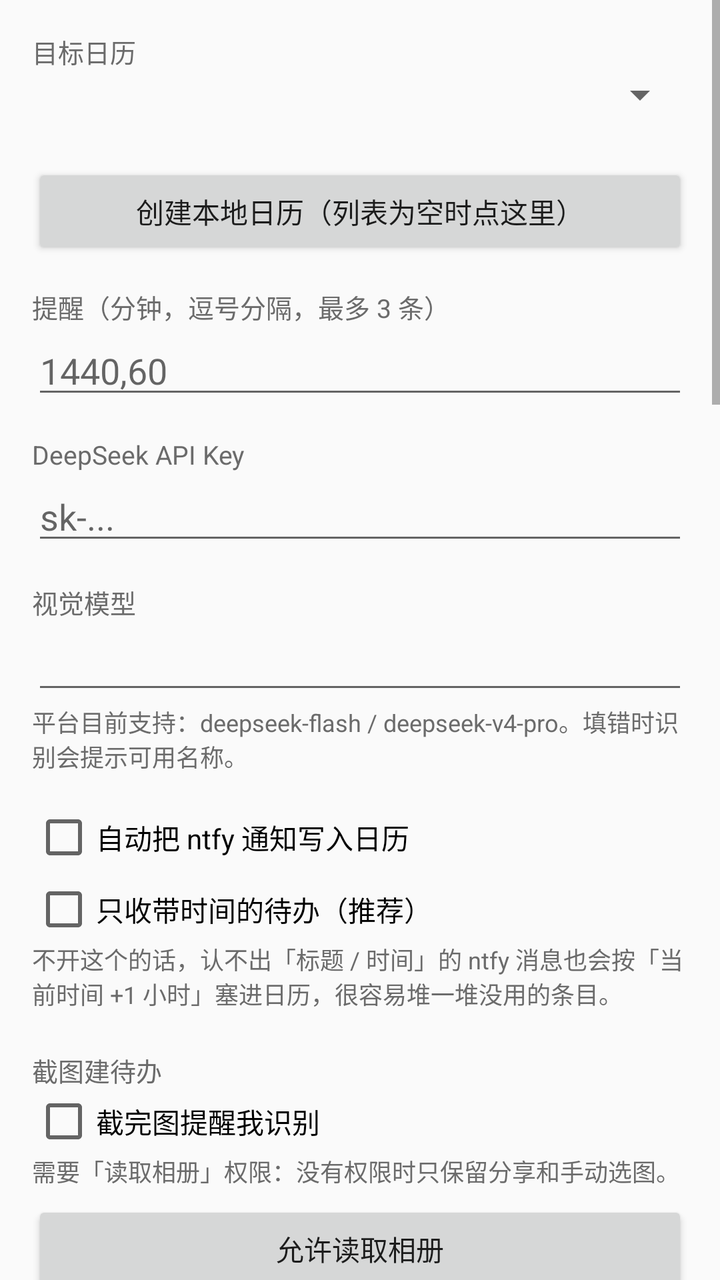
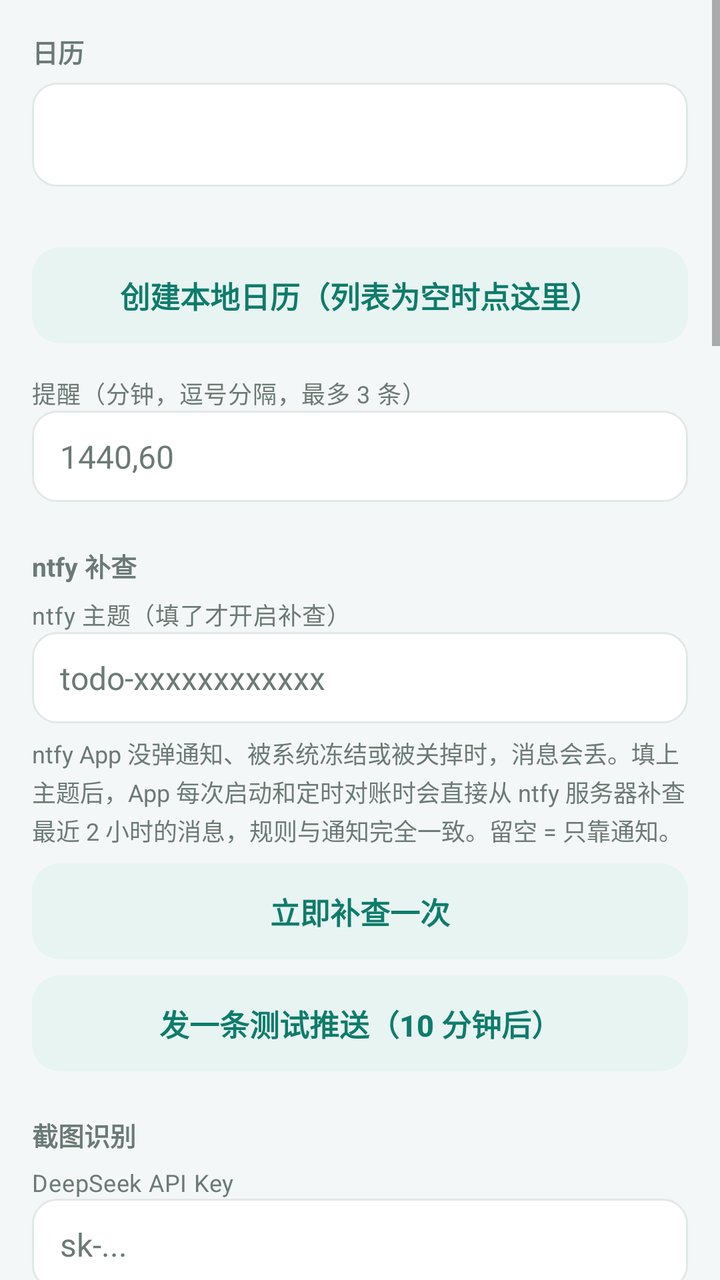

Before-and-after screenshots of an Android layout around one commit, followed by the original layout XML and the change that was made.
<!-- AndroidManifest.xml: application theme Theme.NtfyCalendar -->
<!-- res/layout/activity_settings.xml -->
<?xml version="1.0" encoding="utf-8"?>
<ScrollView xmlns:android="http://schemas.android.com/apk/res/android"
    android:layout_width="match_parent"
    android:layout_height="match_parent">

    <LinearLayout
        android:layout_width="match_parent"
        android:layout_height="wrap_content"
        android:orientation="vertical"
        android:padding="16dp">

        <TextView
            style="@style/FormLabel"
            android:layout_marginTop="0dp"
            android:text="@string/label_calendar" />

        <Spinner
            android:id="@+id/spCalendar"
            android:layout_width="match_parent"
            android:layout_height="wrap_content" />

        <TextView
            android:id="@+id/tvCalendarHint"
            android:layout_width="match_parent"
            android:layout_height="wrap_content"
            android:textSize="12sp"
            android:textColor="@color/text_secondary" />

        <Button
            android:id="@+id/btnCreateCalendar"
            android:layout_width="match_parent"
            android:layout_height="wrap_content"
            android:layout_marginTop="6dp"
            android:text="@string/btn_create_calendar" />

        <TextView
            style="@style/FormLabel"
            android:text="@string/label_remind" />

        <EditText
            android:id="@+id/etRemind"
            style="@style/FormInput"
            android:hint="1440,60"
            android:inputType="text" />

        <TextView
            style="@style/FormLabel"
            android:text="@string/label_api_key" />

        <EditText
            android:id="@+id/etApiKey"
            style="@style/FormInput"
            android:hint="sk-..."
            android:inputType="textPassword" />

        <TextView
            style="@style/FormLabel"
            android:text="@string/label_model" />

        <EditText
            android:id="@+id/etModel"
            style="@style/FormInput"
            android:inputType="text" />

        <TextView
            android:id="@+id/tvModelHint"
            android:layout_width="match_parent"
            android:layout_height="wrap_content"
            android:textSize="12sp"
            android:textColor="@color/text_secondary"
            android:text="@string/model_hint" />

        <CheckBox
            android:id="@+id/cbAutoImport"
            android:layout_width="match_parent"
            android:layout_height="wrap_content"
            android:layout_marginTop="16dp"
            android:text="@string/label_auto_import" />

        <CheckBox
            android:id="@+id/cbStrictParse"
            android:layout_width="match_parent"
            android:layout_height="wrap_content"
            android:layout_marginTop="4dp"
            android:text="@string/label_strict_parse" />

        <TextView
            android:id="@+id/tvStrictHint"
            android:layout_width="match_parent"
            android:layout_height="wrap_content"
            android:textSize="12sp"
            android:textColor="@color/text_secondary"
            android:text="@string/hint_strict_parse" />

        <TextView
            style="@style/FormLabel"
            android:layout_marginTop="20dp"
            android:text="@string/btn_shot_big" />

        <CheckBox
            android:id="@+id/cbShotWatch"
            android:layout_width="match_parent"
            android:layout_height="wrap_content"
            android:text="@string/shot_watch_label" />

        <TextView
            android:id="@+id/tvShotWatchHint"
            android:layout_width="match_parent"
            android:layout_height="wrap_content"
            android:textSize="12sp"
            android:textColor="@color/text_secondary"
            android:text="@string/shot_watch_hint" />

        <Button
            android:id="@+id/btnMediaPerm"
            android:layout_width="match_parent"
            android:layout_height="wrap_content"
            android:layout_marginTop="6dp"
            android:text="@string/btn_grant_media" />

        <TextView
            style="@style/FormLabel"
            android:layout_marginTop="20dp"
            android:text="@string/title_reconcile" />

        <CheckBox
            android:id="@+id/cbReconcile"
            android:layout_width="match_parent"
            android:layout_height="wrap_content"
            android:text="@string/label_reconcile_enabled" />

        <TextView
            style="@style/FormLabel"
            android:text="@string/label_reconcile_interval" />

        <Spinner
            android:id="@+id/spReconcileInterval"
            android:layout_width="match_parent"
            android:layout_height="wrap_content" />

        <CheckBox
            android:id="@+id/cbReconcileNotify"
            android:layout_width="match_parent"
            android:layout_height="wrap_content"
            android:text="@string/label_reconcile_notify" />

        <Button
            android:id="@+id/btnReconcileNow"
            android:layout_width="match_parent"
            android:layout_height="wrap_content"
            android:layout_marginTop="6dp"
            android:text="@string/btn_reconcile_now" />

        <TextView
            style="@style/FormLabel"
            android:layout_marginTop="20dp"
            android:text="@string/label_ntfy_topic" />

        <EditText
            android:id="@+id/etNtfyTopic"
            style="@style/FormInput"
            android:hint="todo-xxxxxxxxxxxx"
            android:inputType="text" />

        <TextView
            android:id="@+id/tvNtfyHint"
            android:layout_width="match_parent"
            android:layout_height="wrap_content"
            android:textSize="12sp"
            android:textColor="@color/text_secondary"
            android:text="@string/hint_ntfy_topic" />

        <Button
            android:id="@+id/btnCatchUpNow"
            android:layout_width="match_parent"
            android:layout_height="wrap_content"
            android:layout_marginTop="6dp"
            android:text="@string/btn_catch_up_now" />

        <Button
            android:id="@+id/btnSendTest"
            android:layout_width="match_parent"
            android:layout_height="wrap_content"
            android:text="@string/btn_send_test" />

        <Button
            android:id="@+id/btnExportIcs"
            android:layout_width="match_parent"
            android:layout_height="wrap_content"
            android:layout_marginTop="12dp"
            android:text="@string/btn_export_ics" />

        <Button
            android:id="@+id/btnBackupLedger"
            android:layout_width="match_parent"
            android:layout_height="wrap_content"
            android:text="@string/btn_backup_ledger" />

        <Button
            android:id="@+id/btnCrashLog"
            android:layout_width="match_parent"
            android:layout_height="wrap_content"
            android:layout_marginTop="12dp"
            android:text="@string/btn_crash_log" />

        <TextView
            style="@style/FormLabel"
            android:layout_marginTop="20dp"
            android:text="@string/label_ignored" />

        <TextView
            android:id="@+id/tvIgnored"
            android:layout_width="match_parent"
            android:layout_height="wrap_content"
            android:textSize="12sp"
            android:textColor="@color/text_secondary"
            android:text="@string/hint_ignored_empty" />

        <Button
            android:id="@+id/btnClearIgnored"
            android:layout_width="match_parent"
            android:layout_height="wrap_content"
            android:layout_marginTop="6dp"
            android:text="@string/btn_clear_ignored" />

        <Button
            android:id="@+id/btnSaveSettings"
            android:layout_width="match_parent"
            android:layout_height="wrap_content"
            android:layout_marginTop="18dp"
            android:text="@string/btn_save_settings" />

        <TextView
            style="@style/FormLabel"
            android:layout_marginTop="24dp"
            android:text="@string/title_permission" />

        <Button
            android:id="@+id/btnNotifAccess"
            android:layout_width="match_parent"
            android:layout_height="wrap_content"
            android:layout_marginTop="8dp"
            android:text="@string/perm_notification" />

        <TextView
            style="@style/FormLabel"
            android:text="@string/a11y_title" />

        <TextView
            android:id="@+id/tvA11yHint"
            android:layout_width="match_parent"
            android:layout_height="wrap_content"
            android:textSize="12sp"
            android:textColor="@color/text_secondary"
            android:text="@string/a11y_hint" />

        <Button
            android:id="@+id/btnOpenA11y"
            android:layout_width="match_parent"
            android:layout_height="wrap_content"
            android:text="@string/btn_open_a11y" />

        <Button
            android:id="@+id/btnSidebarGuide"
            android:layout_width="match_parent"
            android:layout_height="wrap_content"
            android:text="@string/btn_sidebar_guide" />

        <Button
            android:id="@+id/btnTileGuide"
            android:layout_width="match_parent"
            android:layout_height="wrap_content"
            android:text="@string/btn_tile_guide" />

        <Button
            android:id="@+id/btnCalendarPerm"
            android:layout_width="match_parent"
            android:layout_height="wrap_content"
            android:text="@string/perm_calendar" />

        <Button
            android:id="@+id/btnAutostart"
            android:layout_width="match_parent"
            android:layout_height="wrap_content"
            android:text="@string/perm_autostart" />

        <Button
            android:id="@+id/btnBattery"
            android:layout_width="match_parent"
            android:layout_height="wrap_content"
            android:text="@string/perm_battery" />

        <Button
            android:id="@+id/btnAppDetail"
            android:layout_width="match_parent"
            android:layout_height="wrap_content"
            android:text="@string/perm_app_detail" />

        <TextView
            android:id="@+id/tvVersion"
            android:layout_width="match_parent"
            android:layout_height="wrap_content"
            android:layout_marginTop="20dp"
            android:layout_marginBottom="8dp"
            android:textSize="12sp"
            android:textColor="@color/text_secondary"
            android:gravity="center" />
    </LinearLayout>
</ScrollView>
<!-- resources referenced by this layout -->
<resources>
  <color name="text_secondary">#FF6B6B6B</color>
  <string name="btn_shot_big">截图建待办</string>
  <string name="label_calendar">目标日历</string>
  <style name="FormInput">
          <item name="android:layout_width">match_parent</item>
          <item name="android:layout_height">wrap_content</item>
      </style>
  <style name="FormLabel">
          <item name="android:layout_width">match_parent</item>
          <item name="android:layout_height">wrap_content</item>
          <item name="android:layout_marginTop">14dp</item>
          <item name="android:textSize">13sp</item>
          <item name="android:textColor">@color/text_secondary</item>
      </style>
  <style name="Theme.NtfyCalendar" parent="Theme.AppCompat.DayNight.DarkActionBar">
          <item name="colorPrimary">@color/primary</item>
          <item name="colorPrimaryDark">@color/primary_dark</item>
          <item name="colorAccent">@color/accent</item>
          <item name="android:windowBackground">?android:attr/colorBackground</item>
      </style>
  <color name="primary">#FF156B5A</color>
  <color name="primary_dark">#FF0E4B3F</color>
  <color name="accent">#FFEF8F32</color>
  <!-- unchanged entries left out for length: 38 -->
</resources>

<!-- the commit's change to res/layout/activity_settings.xml (unified diff, before → after) -->
@@ -1,38 +1,44 @@
 <?xml version="1.0" encoding="utf-8"?>
 <ScrollView xmlns:android="http://schemas.android.com/apk/res/android"
     android:layout_width="match_parent"
-    android:layout_height="match_parent">
+    android:layout_height="match_parent"
+    android:background="@color/window_bg">
 
     <LinearLayout
         android:layout_width="match_parent"
         android:layout_height="wrap_content"
         android:orientation="vertical"
-        android:padding="16dp">
-
-        <TextView
-            style="@style/FormLabel"
-            android:layout_marginTop="0dp"
-            android:text="@string/label_calendar" />
+        android:paddingLeft="16dp"
+        android:paddingRight="16dp"
+        android:paddingTop="8dp"
+        android:paddingBottom="28dp">
+
+        
+        <TextView
+            style="@style/SectionLabel"
+            android:layout_marginTop="8dp"
+            android:text="日历" />
 
         <Spinner
             android:id="@+id/spCalendar"
             android:layout_width="match_parent"
-            android:layout_height="wrap_content" />
+            android:layout_height="52dp"
+            android:background="@drawable/bg_input"
+            android:paddingLeft="10dp"
+            android:paddingRight="10dp" />
 
         <TextView
             android:id="@+id/tvCalendarHint"
-            android:layout_width="match_parent"
-            android:layout_height="wrap_content"
-            android:textSize="12sp"
-            android:textColor="@color/text_secondary" />
+            style="@style/HintText"
+            android:layout_marginTop="6dp" />
 
         <Button
             android:id="@+id/btnCreateCalendar"
-            android:layout_width="match_parent"
-            android:layout_height="wrap_content"
-            android:layout_marginTop="6dp"
+            style="@style/BtnTonal"
+            android:layout_marginTop="8dp"
             android:text="@string/btn_create_calendar" />
 
+        
         <TextView
             style="@style/FormLabel"
             android:text="@string/label_remind" />
@@ -43,8 +49,48 @@
             android:hint="1440,60"
             android:inputType="text" />
 
-        <TextView
-            style="@style/FormLabel"
+        
+        <TextView
+            style="@style/SectionLabel"
+            android:text="ntfy 补查" />
+
+        <TextView
+            style="@style/FormLabel"
+            android:layout_marginTop="0dp"
+            android:text="@string/label_ntfy_topic" />
+
+        <EditText
+            android:id="@+id/etNtfyTopic"
+            style="@style/FormInput"
+            android:hint="todo-xxxxxxxxxxxx"
+            android:inputType="text" />
+
+        <TextView
+            android:id="@+id/tvNtfyHint"
+            style="@style/HintText"
+            android:layout_marginTop="6dp"
+            android:text="@string/hint_ntfy_topic" />
+
+        <Button
+            android:id="@+id/btnCatchUpNow"
+            style="@style/BtnTonal"
+            android:layout_marginTop="8dp"
+            android:text="@string/btn_catch_up_now" />
+
+        <Button
+            android:id="@+id/btnSendTest"
+            style="@style/BtnTonal"
+            android:layout_marginTop="8dp"
+            android:text="@string/btn_send_test" />
+
+        
+        <TextView
+            style="@style/SectionLabel"
+            android:text="截图识别" />
+
+        <TextView
+            style="@style/FormLabel"
+            android:layout_marginTop="0dp"
             android:text="@string/label_api_key" />
 
         <EditText
@@ -64,63 +110,53 @@
 
         <TextView
             android:id="@+id/tvModelHint"
-            android:layout_width="match_parent"
-            android:layout_height="wrap_content"
-            android:textSize="12sp"
-            android:textColor="@color/text_secondary"
+            style="@style/HintText"
+            android:layout_marginTop="6dp"
             android:text="@string/model_hint" />
 
         <CheckBox
+            android:id="@+id/cbShotWatch"
+            android:layout_width="match_parent"
+            android:layout_height="wrap_content"
+            android:layout_marginTop="12dp"
+            android:text="@string/shot_watch_label" />
+
+        <TextView
+            android:id="@+id/tvShotWatchHint"
+            style="@style/HintText"
+            android:text="@string/shot_watch_hint" />
+
+        <Button
+            android:id="@+id/btnMediaPerm"
+            style="@style/BtnTonal"
+            android:layout_marginTop="8dp"
+            android:text="@string/btn_grant_media" />
+
+        
+        <TextView
+            style="@style/SectionLabel"
+            android:text="推送行为" />
+
+        <CheckBox
             android:id="@+id/cbAutoImport"
             android:layout_width="match_parent"
             android:layout_height="wrap_content"
-            android:layout_marginTop="16dp"
             android:text="@string/label_auto_import" />
 
         <CheckBox
             android:id="@+id/cbStrictParse"
             android:layout_width="match_parent"
             android:layout_height="wrap_content"
-            android:layout_marginTop="4dp"
             android:text="@string/label_strict_parse" />
 
         <TextView
             android:id="@+id/tvStrictHint"
-            android:layout_width="match_parent"
-            android:layout_height="wrap_content"
-            android:textSize="12sp"
-            android:textColor="@color/text_secondary"
+            style="@style/HintText"
             android:text="@string/hint_strict_parse" />
 
-        <TextView
-            style="@style/FormLabel"
-            android:layout_marginTop="20dp"
-            android:text="@string/btn_shot_big" />
-
-        <CheckBox
-            android:id="@+id/cbShotWatch"
-            android:layout_width="match_parent"
-            android:layout_height="wrap_content"
-            android:text="@string/shot_watch_label" />
-
-        <TextView
-            android:id="@+id/tvShotWatchHint"
-            android:layout_width="match_parent"
-            android:layout_height="wrap_content"
-            android:textSize="12sp"
-            android:textColor="@color/text_secondary"
-            android:text="@string/shot_watch_hint" />
-
-        <Button
-            android:id="@+id/btnMediaPerm"
-            android:layout_width="match_parent"
-            android:layout_height="wrap_content"
-            android:layout_marginTop="6dp"
-            android:text="@string/btn_grant_media" />
-
-        <TextView
-            style="@style/FormLabel"
-            android:layout_marginTop="20dp"
+        
+        <TextView
+            style="@style/SectionLabel"
             android:text="@string/title_reconcile" />
 
         <CheckBox
@@ -136,7 +172,10 @@
         <Spinner
             android:id="@+id/spReconcileInterval"
             android:layout_width="match_parent"
-            android:layout_height="wrap_content" />
+            android:layout_height="52dp"
+            android:background="@drawable/bg_input"
+            android:paddingLeft="10dp"
+            android:paddingRight="10dp" />
 
         <CheckBox
             android:id="@+id/cbReconcileNotify"
@@ -146,164 +185,126 @@
 
         <Button
             android:id="@+id/btnReconcileNow"
-            android:layout_width="match_parent"
-            android:layout_height="wrap_content"
-            android:layout_marginTop="6dp"
+            style="@style/BtnTonal"
+            android:layout_marginTop="8dp"
             android:text="@string/btn_reconcile_now" />
 
-        <TextView
-            style="@style/FormLabel"
-            android:layout_marginTop="20dp"
-            android:text="@string/label_ntfy_topic" />
-
-        <EditText
-            android:id="@+id/etNtfyTopic"
-            style="@style/FormInput"
-            android:hint="todo-xxxxxxxxxxxx"
-            android:inputType="text" />
-
-        <TextView
-            android:id="@+id/tvNtfyHint"
-            android:layout_width="match_parent"
-            android:layout_height="wrap_content"
-            android:textSize="12sp"
+        
+        <TextView
+            style="@style/SectionLabel"
+            android:text="备份" />
+
+        <Button
+            android:id="@+id/btnExportIcs"
+            style="@style/BtnTonal"
+            android:text="@string/btn_export_ics" />
+
+        <Button
+            android:id="@+id/btnBackupLedger"
+            style="@style/BtnTonal"
+            android:layout_marginTop="8dp"
+            android:text="@string/btn_backup_ledger" />
+
+        
+        <TextView
+            style="@style/SectionLabel"
+            android:text="@string/label_ignored" />
+
+        <TextView
+            android:id="@+id/tvIgnored"
+            style="@style/HintText"
+            android:background="@drawable/bg_input"
+            android:padding="12dp"
+            android:text="@string/hint_ignored_empty" />
+
+        <Button
+            android:id="@+id/btnClearIgnored"
+            style="@style/BtnTonal"
+            android:layout_marginTop="8dp"
+            android:text="@string/btn_clear_ignored" />
+
+        <Button
+            android:id="@+id/btnCrashLog"
+            style="@style/BtnTonal"
+            android:layout_marginTop="8dp"
+            android:text="@string/btn_crash_log" />
+
+        
+        <Button
+            android:id="@+id/btnSaveSettings"
+            style="@style/BtnPrimary"
+            android:layout_marginTop="26dp"
+            android:text="@string/btn_save_settings" />
+
+        
+        <TextView
+            style="@style/SectionLabel"
+            android:text="@string/title_permission" />
+
+        <Button
+            android:id="@+id/btnNotifAccess"
+            style="@style/BtnTonal"
+            android:text="@string/perm_notification" />
+
+        <TextView
+            style="@style/FormLabel"
+            android:text="@string/a11y_title" />
+
+        <TextView
+            android:id="@+id/tvA11yHint"
+            style="@style/HintText"
+            android:text="@string/a11y_hint" />
+
+        <Button
+            android:id="@+id/btnOpenA11y"
+            style="@style/BtnTonal"
+            android:layout_marginTop="8dp"
+            android:text="@string/btn_open_a11y" />
+
+        <Button
+            android:id="@+id/btnSidebarGuide"
+            style="@style/BtnTonal"
+            android:layout_marginTop="8dp"
+            android:text="@string/btn_sidebar_guide" />
+
+        <Button
+            android:id="@+id/btnTileGuide"
+            style="@style/BtnTonal"
+            android:layout_marginTop="8dp"
+            android:text="@string/btn_tile_guide" />
+
+        <Button
+            android:id="@+id/btnCalendarPerm"
+            style="@style/BtnTonal"
+            android:layout_marginTop="8dp"
+            android:text="@string/perm_calendar" />
+
+        <Button
+            android:id="@+id/btnAutostart"
+            style="@style/BtnTonal"
+            android:layout_marginTop="8dp"
+            android:text="@string/perm_autostart" />
+
+        <Button
+            android:id="@+id/btnBattery"
+            style="@style/BtnTonal"
+            android:layout_marginTop="8dp"
+            android:text="@string/perm_battery" />
+
+        <Button
+            android:id="@+id/btnAppDetail"
+            style="@style/BtnTonal"
+            android:layout_marginTop="8dp"
+            android:text="@string/perm_app_detail" />
+
+        <TextView
+            android:id="@+id/tvVersion"
+            android:layout_width="match_parent"
+            android:layout_height="wrap_content"
+            android:layout_marginTop="24dp"
+            android:layout_marginBottom="8dp"
+            android:gravity="center"
             android:textColor="@color/text_secondary"
-            android:text="@string/hint_ntfy_topic" />
-
-        <Button
-            android:id="@+id/btnCatchUpNow"
-            android:layout_width="match_parent"
-            android:layout_height="wrap_content"
-            android:layout_marginTop="6dp"
-            android:text="@string/btn_catch_up_now" />
-
-        <Button
-            android:id="@+id/btnSendTest"
-            android:layout_width="match_parent"
-            android:layout_height="wrap_content"
-            android:text="@string/btn_send_test" />
-
-        <Button
-            android:id="@+id/btnExportIcs"
-            android:layout_width="match_parent"
-            android:layout_height="wrap_content"
-            android:layout_marginTop="12dp"
-            android:text="@string/btn_export_ics" />
-
-        <Button
-            android:id="@+id/btnBackupLedger"
-            android:layout_width="match_parent"
-            android:layout_height="wrap_content"
-            android:text="@string/btn_backup_ledger" />
-
-        <Button
-            android:id="@+id/btnCrashLog"
-            android:layout_width="match_parent"
-            android:layout_height="wrap_content"
-            android:layout_marginTop="12dp"
-            android:text="@string/btn_crash_log" />
-
-        <TextView
-            style="@style/FormLabel"
-            android:layout_marginTop="20dp"
-            android:text="@string/label_ignored" />
-
-        <TextView
-            android:id="@+id/tvIgnored"
-            android:layout_width="match_parent"
-            android:layout_height="wrap_content"
-            android:textSize="12sp"
-            android:textColor="@color/text_secondary"
-            android:text="@string/hint_ignored_empty" />
-
-        <Button
-            android:id="@+id/btnClearIgnored"
-            android:layout_width="match_parent"
-            android:layout_height="wrap_content"
-            android:layout_marginTop="6dp"
-            android:text="@string/btn_clear_ignored" />
-
-        <Button
-            android:id="@+id/btnSaveSettings"
-            android:layout_width="match_parent"
-            android:layout_height="wrap_content"
-            android:layout_marginTop="18dp"
-            android:text="@string/btn_save_settings" />
-
-        <TextView
-            style="@style/FormLabel"
-            android:layout_marginTop="24dp"
-            android:text="@string/title_permission" />
-
-        <Button
-            android:id="@+id/btnNotifAccess"
-            android:layout_width="match_parent"
-            android:layout_height="wrap_content"
-            android:layout_marginTop="8dp"
-            android:text="@string/perm_notification" />
-
-        <TextView
-            style="@style/FormLabel"
-            android:text="@string/a11y_title" />
-
-        <TextView
-            android:id="@+id/tvA11yHint"
-            android:layout_width="match_parent"
-            android:layout_height="wrap_content"
-            android:textSize="12sp"
-            android:textColor="@color/text_secondary"
-            android:text="@string/a11y_hint" />
-
-        <Button
-            android:id="@+id/btnOpenA11y"
-            android:layout_width="match_parent"
-            android:layout_height="wrap_content"
-            android:text="@string/btn_open_a11y" />
-
-        <Button
-            android:id="@+id/btnSidebarGuide"
-            android:layout_width="match_parent"
-            android:layout_height="wrap_content"
-            android:text="@string/btn_sidebar_guide" />
-
-        <Button
-            android:id="@+id/btnTileGuide"
-            android:layout_width="match_parent"
-            android:layout_height="wrap_content"
-            android:text="@string/btn_tile_guide" />
-
-        <Button
-            android:id="@+id/btnCalendarPerm"
-            android:layout_width="match_parent"
-            android:layout_height="wrap_content"
-            android:text="@string/perm_calendar" />
-
-        <Button
-            android:id="@+id/btnAutostart"
-            android:layout_width="match_parent"
-            android:layout_height="wrap_content"
-            android:text="@string/perm_autostart" />
-
-        <Button
-            android:id="@+id/btnBattery"
-            android:layout_width="match_parent"
-            android:layout_height="wrap_content"
-            android:text="@string/perm_battery" />
-
-        <Button
-            android:id="@+id/btnAppDetail"
-            android:layout_width="match_parent"
-            android:layout_height="wrap_content"
-            android:text="@string/perm_app_detail" />
-
-        <TextView
-            android:id="@+id/tvVersion"
-            android:layout_width="match_parent"
-            android:layout_height="wrap_content"
-            android:layout_marginTop="20dp"
-            android:layout_marginBottom="8dp"
-            android:textSize="12sp"
-            android:textColor="@color/text_secondary"
-            android:gravity="center" />
+            android:textSize="12sp" />
     </LinearLayout>
 </ScrollView>
<!-- resource entries referenced after the edit -->
@@ -1,28 +1,112 @@
 <!-- resources referenced by this layout -->
 <resources>
-  <color name="text_secondary">#FF6B6B6B</color>
-  <string name="btn_shot_big">截图建待办</string>
-  <string name="label_calendar">目标日历</string>
+  <color name="text_secondary">#FF6B7A75</color>
+  <color name="window_bg">#FFF4F7F7</color>
+  <!-- drawable bg_input (drawable) -->
+  ﻿<?xml version="1.0" encoding="utf-8"?>
+  <shape xmlns:android="http://schemas.android.com/apk/res/android"
+      android:shape="rectangle">
+      <solid android:color="@color/surface" />
+      <corners android:radius="12dp" />
+      <stroke
+          android:width="1dp"
+          android:color="@color/card_stroke" />
+  </shape>
+  <style name="BtnPrimary">
+          <item name="android:layout_width">match_parent</item>
+          <item name="android:layout_height">52dp</item>
+          <item name="android:background">@drawable/bg_button_primary</item>
+          <item name="android:textColor">@color/text_on_primary</item>
+          <item name="android:textSize">16sp</item>
+          <item name="android:textStyle">bold</item>
+          <item name="android:textAllCaps">false</item>
+          <item name="android:stateListAnimator">@null</item>
+      </style>
+  <style name="BtnTonal">
+          <item name="android:layout_width">match_parent</item>
+          <item name="android:layout_height">48dp</item>
+          <item name="android:background">@drawable/bg_button_tonal</item>
+          <item name="android:textColor">@color/primary</item>
+          <item name="android:textSize">15sp</item>
+          <item name="android:textStyle">bold</item>
+          <item name="android:textAllCaps">false</item>
+          <item name="android:stateListAnimator">@null</item>
+      </style>
   <style name="FormInput">
           <item name="android:layout_width">match_parent</item>
           <item name="android:layout_height">wrap_content</item>
+          <item name="android:background">@drawable/bg_input</item>
+          <item name="android:paddingLeft">14dp</item>
+          <item name="android:paddingRight">14dp</item>
+          <item name="android:paddingTop">12dp</item>
+          <item name="android:paddingBottom">12dp</item>
+          <item name="android:textSize">16sp</item>
+          <item name="android:textColor">@color/text_primary</item>
+          <item name="android:textColorHint">@color/text_secondary</item>
       </style>
   <style name="FormLabel">
           <item name="android:layout_width">match_parent</item>
           <item name="android:layout_height">wrap_content</item>
-          <item name="android:layout_marginTop">14dp</item>
+          <item name="android:layout_marginTop">16dp</item>
+          <item name="android:textSize">12sp</item>
+          <item name="android:letterSpacing">0.02</item>
+          <item name="android:textColor">@color/text_secondary</item>
+      </style>
+  <style name="HintText">
+          <item name="android:layout_width">match_parent</item>
+          <item name="android:layout_height">wrap_content</item>
+          <item name="android:textSize">12sp</item>
+          <item name="android:lineSpacingExtra">2dp</item>
+          <item name="android:textColor">@color/text_secondary</item>
+      </style>
+  <style name="SectionLabel">
+          <item name="android:layout_width">match_parent</item>
+          <item name="android:layout_height">wrap_content</item>
+          <item name="android:layout_marginTop">22dp</item>
+          <item name="android:layout_marginBottom">6dp</item>
           <item name="android:textSize">13sp</item>
+          <item name="android:textStyle">bold</item>
           <item name="android:textColor">@color/text_secondary</item>
       </style>
   <style name="Theme.NtfyCalendar" parent="Theme.AppCompat.DayNight.DarkActionBar">
           <item name="colorPrimary">@color/primary</item>
           <item name="colorPrimaryDark">@color/primary_dark</item>
           <item name="colorAccent">@color/accent</item>
-          <item name="android:windowBackground">?android:attr/colorBackground</item>
+          <item name="android:windowBackground">@color/window_bg</item>
+          <item name="android:statusBarColor">@color/primary_dark</item>
+          <item name="android:navigationBarColor">@color/window_bg</item>
       </style>
-  <color name="primary">#FF156B5A</color>
-  <color name="primary_dark">#FF0E4B3F</color>
-  <color name="accent">#FFEF8F32</color>
+  <color name="surface">#FFFFFFFF</color>
+  <color name="card_stroke">#FFE2E8E7</color>
+  <!-- drawable bg_button_primary (drawable) -->
+  ﻿<?xml version="1.0" encoding="utf-8"?>
+  <ripple xmlns:android="http://schemas.android.com/apk/res/android"
+      android:color="@color/ripple">
+      <item>
+          <shape android:shape="rectangle">
+              <solid android:color="@color/primary" />
+              <corners android:radius="14dp" />
+          </shape>
+      </item>
+  </ripple>
+  <color name="text_on_primary">#FFFFFFFF</color>
+  <!-- drawable bg_button_tonal (drawable) -->
+  ﻿<?xml version="1.0" encoding="utf-8"?>
+  <ripple xmlns:android="http://schemas.android.com/apk/res/android"
+      android:color="@color/ripple">
+      <item>
+          <shape android:shape="rectangle">
+              <solid android:color="@color/chip_bg" />
+              <corners android:radius="14dp" />
+          </shape>
+      </item>
+  </ripple>
+  <color name="primary">#FF0E7C6B</color>
+  <color name="text_primary">#FF10201D</color>
+  <color name="primary_dark">#FF0A5A4D</color>
+  <color name="accent">#FFF59E0B</color>
+  <color name="ripple">#220E7C6B</color>
+  <color name="chip_bg">#FFE8F4F1</color>
   <!-- unchanged entries left out for length: 38 -->
 </resources>
 
